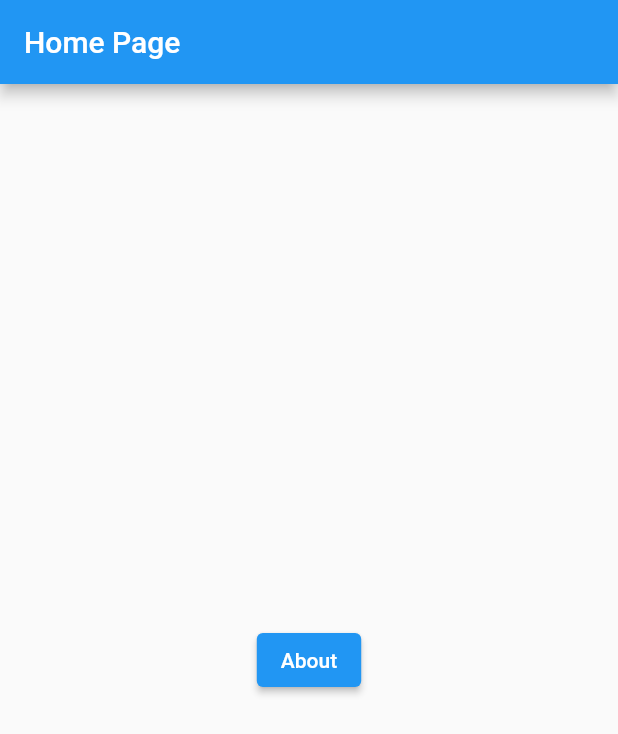
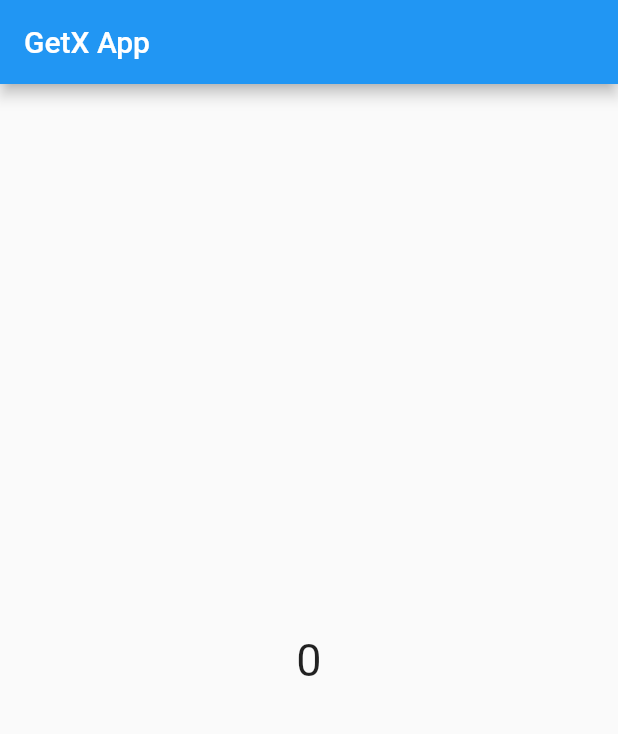
Before and after one commit to BryanDietrichBernhardt/curso-flutter-GetX, a Flutter app: the screen it shows after launch, on a phone screen of 412 x 824 dp. Shown: the top 734 px of the screen. Run offline on Flutter 3.47's test engine with Material 2 defaults, Android fonts, the phone set to English and light mode, and no system bars; our stand-ins replace get.

Commit message:
Add obs/obx

```diff
--- a/lib/app/app_widget.dart
+++ b/lib/app/app_widget.dart
@@ -14,7 +14,7 @@ class MainApp extends StatelessWidget {
       getPages: [
         GetPage(
           name: '/home',
-          page: () => const HomePage(),
+          page: () => HomePage(),
         ),
         GetPage(
           name: '/about',
--- a/lib/app/home/home_page.dart
+++ b/lib/app/home/home_page.dart
@@ -2,27 +2,27 @@ import 'package:flutter/material.dart';
 import 'package:get/get.dart';
 import 'package:getx_app/app/about/about_page.dart';
 
-class HomePage extends StatelessWidget {
-  const HomePage({super.key});
+// class HomePage extends StatelessWidget {
+//   const HomePage({super.key});
 
-  @override
-  Widget build(BuildContext context) {
-    return Scaffold(
-      appBar: AppBar(
-        title: const Text("Home Page"),
-      ),
-      body: Center(
-        child: ElevatedButton(
-          child: const Text("About"),
-          onPressed: () => Get.toNamed(
-            '/about',
-            arguments: ['Argumento 1 por rota', 'Argumento 2 por rota'],
-          ),
-        ),
-      ),
-    );
-  }
-}
+//   @override
+//   Widget build(BuildContext context) {
+//     return Scaffold(
+//       appBar: AppBar(
+//         title: const Text("Home Page"),
+//       ),
+//       body: Center(
+//         child: ElevatedButton(
+//           child: const Text("About"),
+//           onPressed: () => Get.toNamed(
+//             '/about',
+//             arguments: ['Argumento 1 por rota', 'Argumento 2 por rota'],
+//           ),
+//         ),
+//       ),
+//     );
+//   }
+// }
 
 // class Controller extends GetxController {
 //   static Controller get to => Get.find();
@@ -36,33 +36,30 @@ class HomePage extends StatelessWidget {
 //   }
 // }
 
-// class HomePage extends StatelessWidget {
-//   final controller = Get.put(Controller());
+class HomePage extends StatelessWidget {
+  RxInt number = 0.obs;
 
-//   HomePage({super.key});
+  HomePage({super.key});
 
-//   @override
-//   Widget build(BuildContext context) {
-//     return GetBuilder<Controller>(
-//       init: Controller(),
-//       builder: (_) {
-//         return Scaffold(
-//           appBar: AppBar(
-//             title: Text(controller.title),
-//           ),
-//           body: Center(
-//             child: GestureDetector(
-//               onTap: () => controller.incrementValue(),
-//               child: Text(
-//                 controller.value.toString(),
-//                 style: const TextStyle(
-//                   fontSize: 30,
-//                 ),
-//               ),
-//             ),
-//           ),
-//         );
-//       },
-//     );
-//   }
-// }
+  @override
+  Widget build(BuildContext context) {
+    return Scaffold(
+      appBar: AppBar(
+        title: const Text("GetX App"),
+      ),
+      body: Center(
+        child: GestureDetector(
+          onTap: () => number++,
+          child: Obx(
+            () => Text(
+              number.toString(),
+              style: const TextStyle(
+                fontSize: 30,
+              ),
+            ),
+          ),
+        ),
+      ),
+    );
+  }
+}
```
